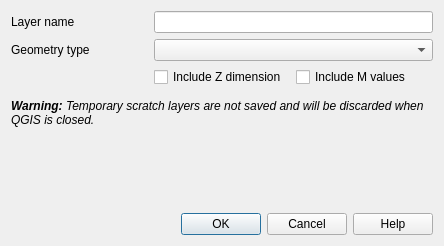
carsmie/QGIS, file src/ui/qgsnewmemorylayerdialogbase.ui: the form before one commit.
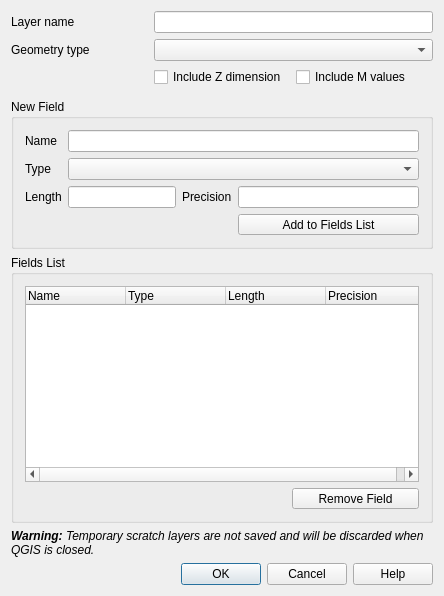
The form after the commit. Icons and pictures are not drawn. Custom widgets are drawn as their Qt base class.

Commit message: allow defining fields directly in the new scratch layer dialog (fix #24397)

```diff
--- a/src/ui/qgsnewmemorylayerdialogbase.ui
+++ b/src/ui/qgsnewmemorylayerdialogbase.ui
@@ -7,7 +7,7 @@
     <x>0</x>
     <y>0</y>
     <width>444</width>
-    <height>246</height>
+    <height>596</height>
    </rect>
   </property>
   <property name="sizePolicy">
@@ -22,53 +22,194 @@
   <property name="modal">
    <bool>true</bool>
   </property>
-  <layout class="QVBoxLayout" name="verticalLayout">
-   <item>
-    <layout class="QGridLayout" name="gridLayout">
-     <item row="2" column="2">
-      <widget class="QCheckBox" name="mGeometryWithMCheckBox">
-       <property name="text">
-        <string>Include M values</string>
-       </property>
-      </widget>
-     </item>
-     <item row="1" column="0">
-      <widget class="QLabel" name="label_3">
-       <property name="text">
-        <string>Geometry type</string>
-       </property>
-      </widget>
-     </item>
-     <item row="0" column="0">
-      <widget class="QLabel" name="label">
-       <property name="text">
-        <string>Layer name</string>
-       </property>
-      </widget>
-     </item>
-     <item row="2" column="1">
-      <widget class="QCheckBox" name="mGeometryWithZCheckBox">
-       <property name="text">
-        <string>Include Z dimension</string>
-       </property>
-      </widget>
-     </item>
-     <item row="1" column="1" colspan="2">
-      <widget class="QComboBox" name="mGeometryTypeBox"/>
-     </item>
-     <item row="0" column="1" colspan="2">
-      <widget class="QLineEdit" name="mNameLineEdit"/>
-     </item>
-     <item row="3" column="1" colspan="2">
-      <widget class="QgsProjectionSelectionWidget" name="mCrsSelector" native="true">
-       <property name="focusPolicy">
-        <enum>Qt::StrongFocus</enum>
-       </property>
-      </widget>
-     </item>
-    </layout>
+  <layout class="QGridLayout" name="gridLayout">
+   <item row="0" column="0">
+    <widget class="QLabel" name="label">
+     <property name="text">
+      <string>Layer name</string>
+     </property>
+    </widget>
    </item>
-   <item>
+   <item row="1" column="0">
+    <widget class="QLabel" name="label_3">
+     <property name="text">
+      <string>Geometry type</string>
+     </property>
+    </widget>
+   </item>
+   <item row="2" column="1">
+    <widget class="QCheckBox" name="mGeometryWithZCheckBox">
+     <property name="text">
+      <string>Include Z dimension</string>
+     </property>
+    </widget>
+   </item>
+   <item row="2" column="2">
+    <widget class="QCheckBox" name="mGeometryWithMCheckBox">
+     <property name="text">
+      <string>Include M values</string>
+     </property>
+    </widget>
+   </item>
+   <item row="4" column="0" colspan="3">
+    <widget class="QGroupBox" name="groupBox">
+     <property name="title">
+      <string>New Field</string>
+     </property>
+     <layout class="QGridLayout" name="_2">
+      <item row="0" column="0">
+       <widget class="QLabel" name="textLabel1">
+        <property name="text">
+         <string>Name</string>
+        </property>
+        <property name="buddy">
+         <cstring>mFieldNameEdit</cstring>
+        </property>
+       </widget>
+      </item>
+      <item row="0" column="1" colspan="4">
+       <widget class="QLineEdit" name="mFieldNameEdit"/>
+      </item>
+      <item row="1" column="0">
+       <widget class="QLabel" name="textLabel2">
+        <property name="text">
+         <string>Type</string>
+        </property>
+        <property name="buddy">
+         <cstring>mTypeBox</cstring>
+        </property>
+       </widget>
+      </item>
+      <item row="1" column="1" colspan="4">
+       <widget class="QComboBox" name="mTypeBox"/>
+      </item>
+      <item row="2" column="0">
+       <widget class="QLabel" name="label_4">
+        <property name="text">
+         <string>Length</string>
+        </property>
+        <property name="buddy">
+         <cstring>mWidth</cstring>
+        </property>
+       </widget>
+      </item>
+      <item row="2" column="1" colspan="2">
+       <widget class="QLineEdit" name="mWidth"/>
+      </item>
+      <item row="2" column="3">
+       <widget class="QLabel" name="label_5">
+        <property name="text">
+         <string>Precision</string>
+        </property>
+        <property name="buddy">
+         <cstring>mPrecision</cstring>
+        </property>
+       </widget>
+      </item>
+      <item row="2" column="4">
+       <widget class="QLineEdit" name="mPrecision"/>
+      </item>
+      <item row="4" column="4">
+       <widget class="QToolButton" name="mAddAttributeButton">
+        <property name="sizePolicy">
+         <sizepolicy hsizetype="Preferred" vsizetype="Fixed">
+          <horstretch>0</horstretch>
+          <verstretch>0</verstretch>
+         </sizepolicy>
+        </property>
+        <property name="toolTip">
+         <string>Add field to list</string>
+        </property>
+        <property name="layoutDirection">
+         <enum>Qt::LeftToRight</enum>
+        </property>
+        <property name="text">
+         <string>Add to Fields List</string>
+        </property>
+        <property name="icon">
+         <iconset resource="../../images/images.qrc">
+          <normaloff>:/images/themes/default/mActionNewAttribute.svg</normaloff>:/images/themes/default/mActionNewAttribute.svg</iconset>
+        </property>
+        <property name="toolButtonStyle">
+         <enum>Qt::ToolButtonTextBesideIcon</enum>
+        </property>
+       </widget>
+      </item>
+     </layout>
+    </widget>
+   </item>
+   <item row="5" column="0" colspan="3">
+    <widget class="QGroupBox" name="groupBox_2">
+     <property name="title">
+      <string>Fields List</string>
+     </property>
+     <layout class="QGridLayout" name="_3">
+      <item row="2" column="0" colspan="3">
+       <widget class="QTreeWidget" name="mAttributeView">
+        <property name="sizePolicy">
+         <sizepolicy hsizetype="Expanding" vsizetype="Expanding">
+          <horstretch>0</horstretch>
+          <verstretch>0</verstretch>
+         </sizepolicy>
+        </property>
+        <property name="alternatingRowColors">
+         <bool>true</bool>
+        </property>
+        <property name="rootIsDecorated">
+         <bool>false</bool>
+        </property>
+        <property name="columnCount">
+         <number>4</number>
+        </property>
+        <column>
+         <property name="text">
+          <string>Name</string>
+         </property>
+        </column>
+        <column>
+         <property name="text">
+          <string>Type</string>
+         </property>
+        </column>
+        <column>
+         <property name="text">
+          <string>Length</string>
+         </property>
+        </column>
+        <column>
+         <property name="text">
+          <string>Precision</string>
+         </property>
+        </column>
+       </widget>
+      </item>
+      <item row="3" column="2">
+       <widget class="QToolButton" name="mRemoveAttributeButton">
+        <property name="sizePolicy">
+         <sizepolicy hsizetype="Preferred" vsizetype="Fixed">
+          <horstretch>0</horstretch>
+          <verstretch>0</verstretch>
+         </sizepolicy>
+        </property>
+        <property name="toolTip">
+         <string>Delete selected field</string>
+        </property>
+        <property name="text">
+         <string>Remove Field</string>
+        </property>
+        <property name="icon">
+         <iconset resource="../../images/images.qrc">
+          <normaloff>:/images/themes/default/mActionDeleteAttribute.svg</normaloff>:/images/themes/default/mActionDeleteAttribute.svg</iconset>
+        </property>
+        <property name="toolButtonStyle">
+         <enum>Qt::ToolButtonTextBesideIcon</enum>
+        </property>
+       </widget>
+      </item>
+     </layout>
+    </widget>
+   </item>
+   <item row="6" column="0" colspan="3">
     <widget class="QLabel" name="label_2">
      <property name="text">
       <string>&lt;i&gt;&lt;b&gt;Warning:&lt;/b&gt; Temporary scratch layers are not saved and will be discarded when QGIS is closed.&lt;/i&gt;</string>
@@ -81,20 +222,7 @@
      </property>
     </widget>
    </item>
-   <item>
-    <spacer name="verticalSpacer">
-     <property name="orientation">
-      <enum>Qt::Vertical</enum>
-     </property>
-     <property name="sizeHint" stdset="0">
-      <size>
-       <width>20</width>
-       <height>40</height>
-      </size>
-     </property>
-    </spacer>
-   </item>
-   <item>
+   <item row="7" column="0" colspan="3">
     <widget class="QDialogButtonBox" name="mButtonBox">
      <property name="orientation">
       <enum>Qt::Horizontal</enum>
@@ -104,6 +232,19 @@
      </property>
     </widget>
    </item>
+   <item row="3" column="0" colspan="3">
+    <widget class="QgsProjectionSelectionWidget" name="mCrsSelector" native="true">
+     <property name="focusPolicy">
+      <enum>Qt::StrongFocus</enum>
+     </property>
+    </widget>
+   </item>
+   <item row="1" column="1" colspan="2">
+    <widget class="QComboBox" name="mGeometryTypeBox"/>
+   </item>
+   <item row="0" column="1" colspan="2">
+    <widget class="QLineEdit" name="mNameLineEdit"/>
+   </item>
   </layout>
  </widget>
  <layoutdefault spacing="6" margin="11"/>
```
Left out of the diff: 4 changed lines with no effect on the pictures. The commit also changes 3 other files.
